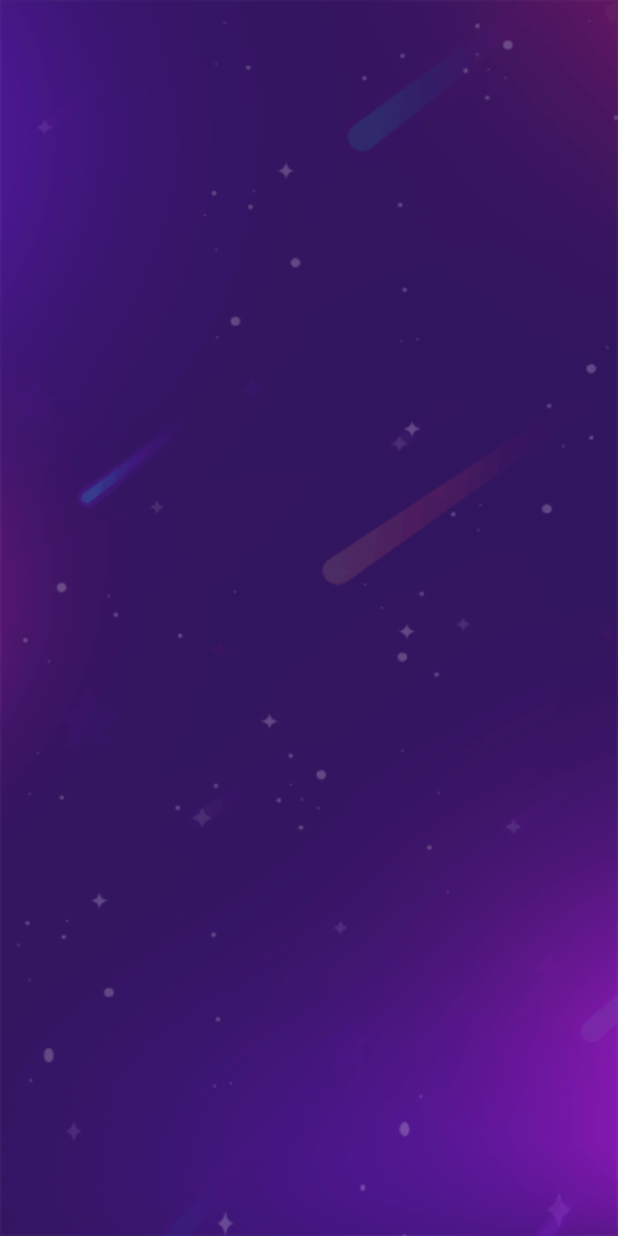
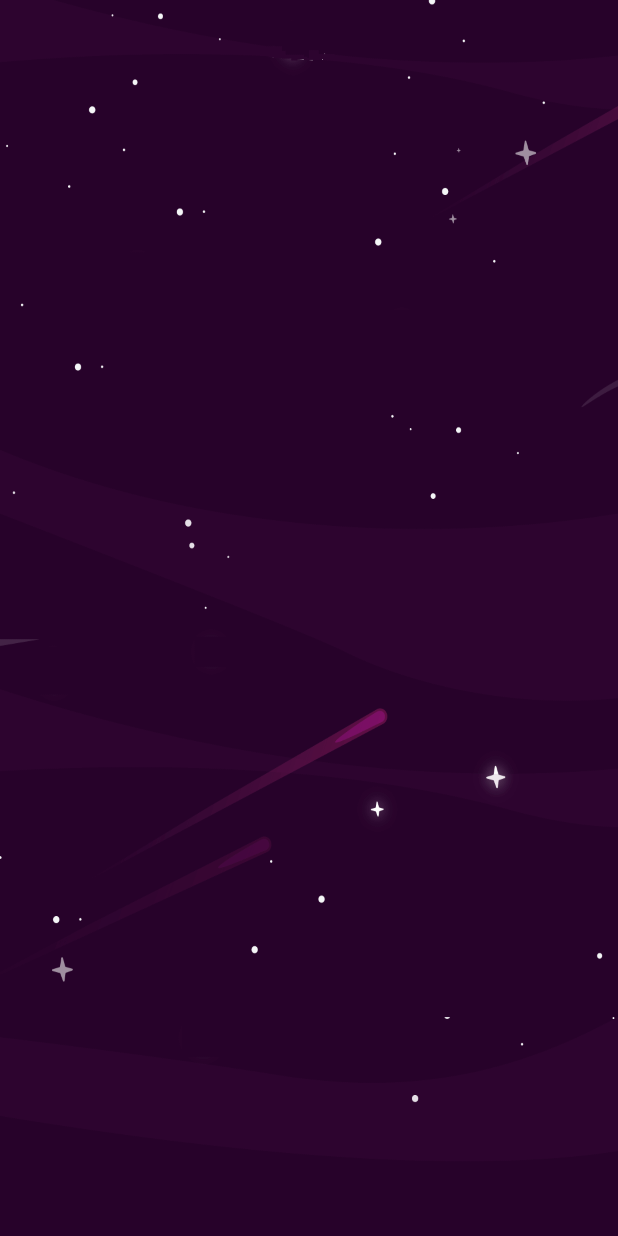
Before and after one commit to RashadTanjim/Galaxy-Shooting, an Android app: the ScoreActivity screen opened directly, with no data from a screen before it, on a phone screen of 412 x 824 dp. Run offline under Robolectric (Android 15) with nearby library versions, the phone set to English and light mode, and no system bars.

Commit message:
Update activity_score.xml

```diff
--- a/app/src/main/res/layout/activity_score.xml
+++ b/app/src/main/res/layout/activity_score.xml
@@ -4,7 +4,7 @@
     xmlns:tools="http://schemas.android.com/tools"
     android:layout_width="match_parent"
     android:layout_height="match_parent"
-    android:background="@drawable/bg_canvas"
+    android:background="@drawable/background"
     tools:context=".ScoreActivity">
 
 </androidx.constraintlayout.widget.ConstraintLayout>
```
